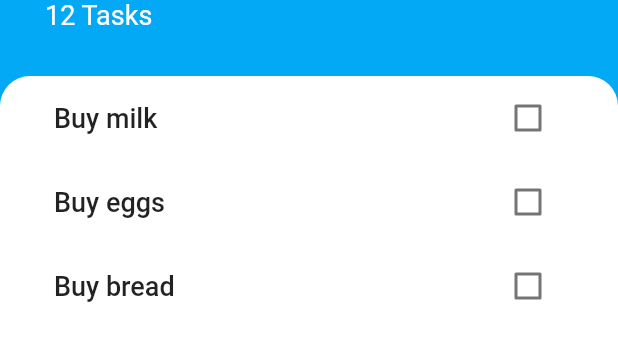
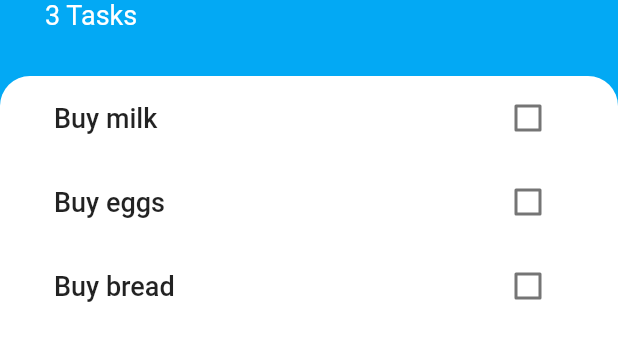
Before and after one commit to robence/flutter_todoey, a Flutter app: the screen it shows after launch, on a phone screen of 412 x 824 dp, the part 284-645 px from its top. Run offline on Flutter 3.47's test engine with Material 2 defaults, Android fonts, the phone set to English and light mode, and no system bars.

Commit message:
show item count in header

```diff
--- a/lib/widgets/task_header.dart
+++ b/lib/widgets/task_header.dart
@@ -1,4 +1,6 @@
 import 'package:flutter/material.dart';
+import 'package:flutter_todoey/models/task_model.dart';
+import 'package:provider/provider.dart';
 
 class TaskHeader extends StatelessWidget {
   const TaskHeader({
@@ -7,13 +9,15 @@ class TaskHeader extends StatelessWidget {
 
   @override
   Widget build(BuildContext context) {
+    final taskModel = Provider.of<TaskModel>(context, listen: false);
+
     return Container(
       padding: const EdgeInsets.only(
           top: 60.0, left: 30.0, right: 30.0, bottom: 30.0),
       child: Column(
         crossAxisAlignment: CrossAxisAlignment.start,
-        children: const [
-          CircleAvatar(
+        children: [
+          const CircleAvatar(
             radius: 30.0,
             backgroundColor: Colors.white,
             child: Icon(
@@ -22,17 +26,17 @@ class TaskHeader extends StatelessWidget {
               size: 30.0,
             ),
           ),
-          SizedBox(
+          const SizedBox(
             height: 10.0,
           ),
-          Text(
+          const Text(
             'Todoey',
             style: TextStyle(
                 fontSize: 50, color: Colors.white, fontWeight: FontWeight.w700),
           ),
           Text(
-            '12 Tasks',
-            style: TextStyle(
+            '${taskModel.tasks.length} Tasks',
+            style: const TextStyle(
               fontSize: 18,
               color: Colors.white,
             ),
```
